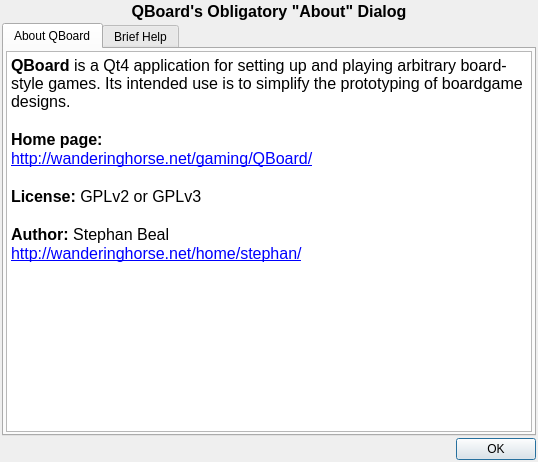
The window that ui/AboutQBoard.ui (bartorzech2/qboard) describes before a commit, drawn with Qt 5.
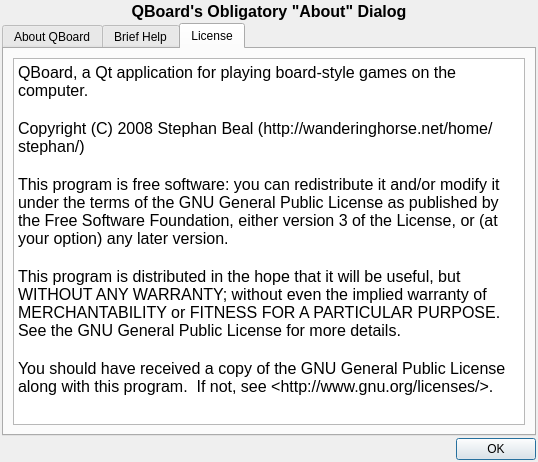
The same window after the commit. The open tabs and pages were chosen to show the change. Icons and pictures are not drawn.

Commit message: Added license text

The edit to the form file:
```diff
--- a/ui/AboutQBoard.ui
+++ b/ui/AboutQBoard.ui
@@ -135,6 +135,32 @@
        </item>
       </layout>
      </widget>
+     <widget class="QWidget" name="tabLicense" >
+      <attribute name="title" >
+       <string>License</string>
+      </attribute>
+      <layout class="QGridLayout" name="gridLayout_4" >
+       <item row="0" column="0" >
+        <widget class="QTextBrowser" name="textBrowserLicense" >
+         <property name="html" >
+          <string>&lt;!DOCTYPE HTML PUBLIC "-//W3C//DTD HTML 4.0//EN" "http://www.w3.org/TR/REC-html40/strict.dtd">
+&lt;html>&lt;head>&lt;meta name="qrichtext" content="1" />&lt;style type="text/css">
+p, li { white-space: pre-wrap; }
+&lt;/style>&lt;/head>&lt;body style=" font-family:'Arial'; font-size:12pt; font-weight:400; font-style:normal;">
+&lt;p style=" margin-top:0px; margin-bottom:0px; margin-left:0px; margin-right:0px; -qt-block-indent:0; text-indent:0px;">QBoard, a Qt application for playing board-style games on the computer.&lt;/p>
+&lt;p style="-qt-paragraph-type:empty; margin-top:0px; margin-bottom:0px; margin-left:0px; margin-right:0px; -qt-block-indent:0; text-indent:0px;">&lt;/p>
+&lt;p style=" margin-top:0px; margin-bottom:0px; margin-left:0px; margin-right:0px; -qt-block-indent:0; text-indent:0px;">Copyright (C) 2008 Stephan Beal (http://wanderinghorse.net/home/stephan/)&lt;/p>
+&lt;p style="-qt-paragraph-type:empty; margin-top:0px; margin-bottom:0px; margin-left:0px; margin-right:0px; -qt-block-indent:0; text-indent:0px;">&lt;/p>
+&lt;p style=" margin-top:0px; margin-bottom:0px; margin-left:0px; margin-right:0px; -qt-block-indent:0; text-indent:0px;">This program is free software: you can redistribute it and/or modify it under the terms of the GNU General Public License as published by the Free Software Foundation, either version 3 of the License, or (at your option) any later version.&lt;/p>
+&lt;p style="-qt-paragraph-type:empty; margin-top:0px; margin-bottom:0px; margin-left:0px; margin-right:0px; -qt-block-indent:0; text-indent:0px;">&lt;/p>
+&lt;p style=" margin-top:0px; margin-bottom:0px; margin-left:0px; margin-right:0px; -qt-block-indent:0; text-indent:0px;">This program is distributed in the hope that it will be useful, but WITHOUT ANY WARRANTY; without even the implied warranty of MERCHANTABILITY or FITNESS FOR A PARTICULAR PURPOSE.  See the GNU General Public License for more details.&lt;/p>
+&lt;p style="-qt-paragraph-type:empty; margin-top:0px; margin-bottom:0px; margin-left:0px; margin-right:0px; -qt-block-indent:0; text-indent:0px;">&lt;/p>
+&lt;p style=" margin-top:0px; margin-bottom:0px; margin-left:0px; margin-right:0px; -qt-block-indent:0; text-indent:0px;">You should have received a copy of the GNU General Public License along with this program.  If not, see &amp;lt;http://www.gnu.org/licenses/&amp;gt;.&lt;/p>&lt;/body>&lt;/html></string>
+         </property>
+        </widget>
+       </item>
+      </layout>
+     </widget>
     </widget>
    </item>
    <item row="2" column="0" >
```
